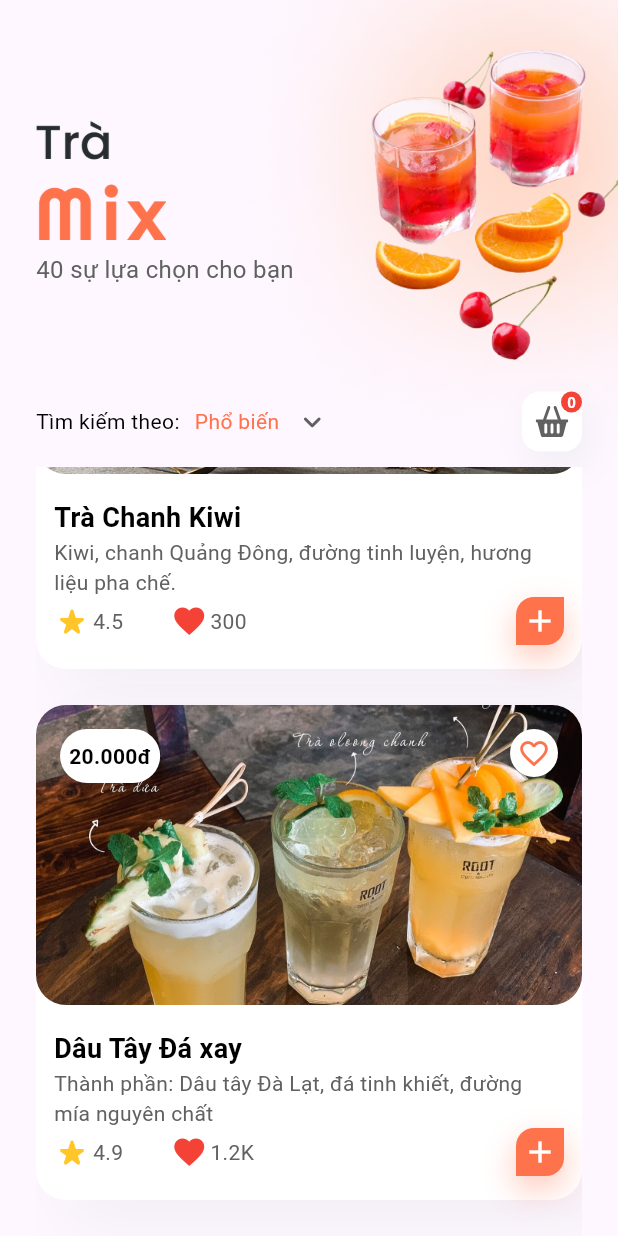
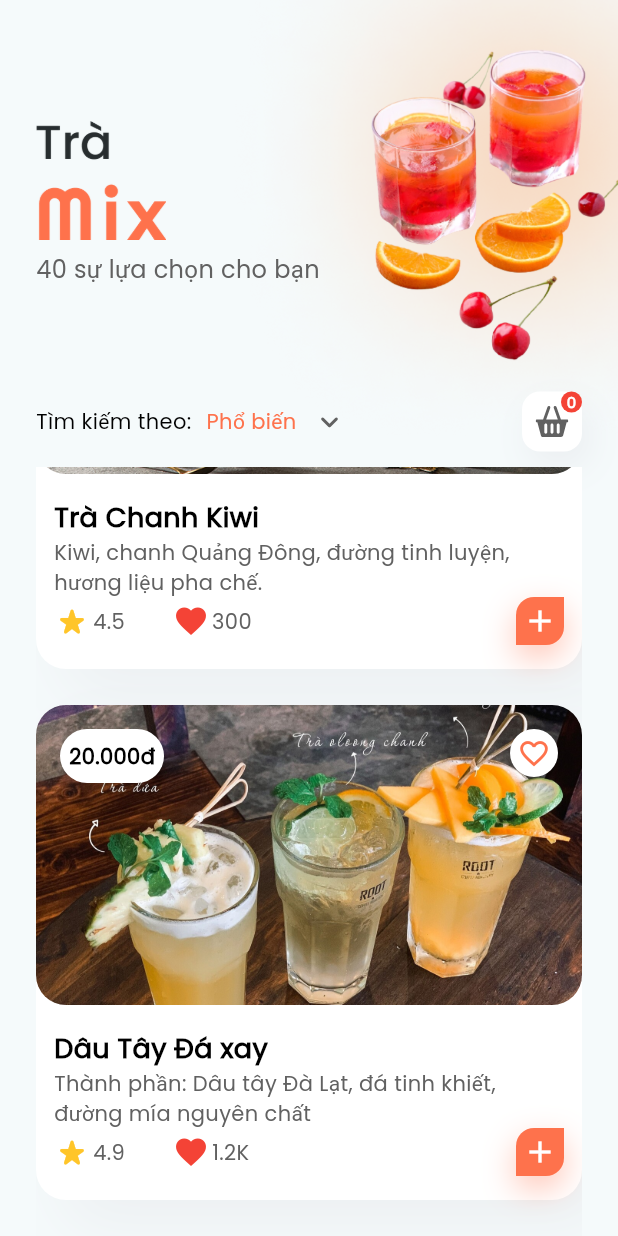
Before and after one commit to iaohtdev/evalutation_zens, a Flutter app: the screen it shows after launch, scrolled down 549 dp, on a phone screen of 412 x 824 dp. Run offline on Flutter 3.47's test engine with Material 3 defaults, Android fonts, the light colour scheme and no system bars; drawn by our look-alikes of dropdown_button2; our stand-ins replace flutter_svg.

Commit message:
update font

```diff
--- a/lib/main.dart
+++ b/lib/main.dart
@@ -12,10 +12,10 @@ class MyApp extends StatelessWidget {
   @override
   Widget build(BuildContext context) {
     return MaterialApp(
-      title: 'Flutter Demo',
       debugShowCheckedModeBanner: false,
       theme: ThemeData(
-        colorScheme: ColorScheme.fromSeed(seedColor: Colors.deepPurple),
+        fontFamily: 'Poppins',
+        colorScheme: ColorScheme.fromSeed(seedColor: Colors.white),
         useMaterial3: true,
       ),
       onGenerateRoute: AppPages.onGenerateRoute,
--- a/lib/repo/drink_repo.dart
+++ b/lib/repo/drink_repo.dart
@@ -6,31 +6,43 @@ import 'package:evalutation_zens/model/option_model.dart';
 import 'package:flutter/material.dart';
 
 class DrinkRepository {
+  static Future<List<T>> _fetchData<T>(BuildContext context,
+      String jsonAssetPath, T Function(dynamic) fromJson) async {
+    final jsonString =
+        await DefaultAssetBundle.of(context).loadString(jsonAssetPath);
+    final List<dynamic> parsedJson = json.decode(jsonString);
+    return parsedJson.map((json) => fromJson(json)).toList();
+  }
+
   static Future<List<DrinkModel>> fetchDrinks(BuildContext context) async {
-    String jsonString =
-        await DefaultAssetBundle.of(context).loadString(Assets.json.drinkJson);
-    final List<dynamic> parsedJson = json.decode(jsonString);
-    return parsedJson.map((json) => DrinkModel.fromJson(json)).toList();
+    return _fetchData<DrinkModel>(
+      context,
+      Assets.json.drinkJson,
+      (json) => DrinkModel.fromJson(json),
+    );
   }
 
   static Future<List<OptionModel>> fetchSize(BuildContext context) async {
-    String jsonString =
-        await DefaultAssetBundle.of(context).loadString(Assets.json.sizeJson);
-    final List<dynamic> parsedJson = json.decode(jsonString);
-    return parsedJson.map((json) => OptionModel.fromJson(json)).toList();
+    return _fetchData<OptionModel>(
+      context,
+      Assets.json.sizeJson,
+      (json) => OptionModel.fromJson(json),
+    );
   }
 
   static Future<List<OptionModel>> fetchOption(BuildContext context) async {
-    String jsonString =
-        await DefaultAssetBundle.of(context).loadString(Assets.json.optionJson);
-    final List<dynamic> parsedJson = json.decode(jsonString);
-    return parsedJson.map((json) => OptionModel.fromJson(json)).toList();
+    return _fetchData<OptionModel>(
+      context,
+      Assets.json.optionJson,
+      (json) => OptionModel.fromJson(json),
+    );
   }
 
   static Future<List<OptionModel>> fetchTopping(BuildContext context) async {
-    String jsonString = await DefaultAssetBundle.of(context)
-        .loadString(Assets.json.toppingJson);
-    final List<dynamic> parsedJson = json.decode(jsonString);
-    return parsedJson.map((json) => OptionModel.fromJson(json)).toList();
+    return _fetchData<OptionModel>(
+      context,
+      Assets.json.toppingJson,
+      (json) => OptionModel.fromJson(json),
+    );
   }
 }
--- a/lib/screen/home/home_screen.dart
+++ b/lib/screen/home/home_screen.dart
@@ -242,7 +242,9 @@ class _HomeScreenState extends State<HomeScreen> {
                   child: Column(
                     crossAxisAlignment: CrossAxisAlignment.start,
                     children: [
-                      ClipRRect(
+                      Hero(
+                        tag: item.id,
+                        child: ClipRRect(
                             borderRadius: BorderRadius.circular(20),
                             child: Stack(
                               children: [
@@ -262,7 +264,8 @@ class _HomeScreenState extends State<HomeScreen> {
                                         horizontal: 6, vertical: 8),
                                     decoration: BoxDecoration(
                                         color: Colors.white,
-                                      borderRadius: BorderRadius.circular(24)),
+                                        borderRadius:
+                                            BorderRadius.circular(24)),
                                     child: Text(
                                       AppConvert.formatMoney(item.salePrice),
                                       style: AppTextStyles.textStyle(
@@ -291,7 +294,8 @@ class _HomeScreenState extends State<HomeScreen> {
                                           child: Icon(
                                             isFavorite
                                                 ? Icons.favorite
-                                              : Icons.favorite_border_outlined,
+                                                : Icons
+                                                    .favorite_border_outlined,
                                             size: 22,
                                             color: AppColor.orange,
                                           ),
@@ -302,6 +306,7 @@ class _HomeScreenState extends State<HomeScreen> {
                                 )
                               ],
                             )),
+                      ),
                       Padding(
                         padding: const EdgeInsets.symmetric(
                             horizontal: 12, vertical: 16),
--- a/lib/utils/style/app_textstyle.dart
+++ b/lib/utils/style/app_textstyle.dart
@@ -9,11 +9,11 @@ class AppTextStyles {
     TextDecoration? decoration,
   }) {
     return TextStyle(
-      height: height,
-      fontSize: fontSize ?? 14,
-      decoration: decoration,
-      color: color ?? Colors.black,
-      fontWeight: fontWeight ?? FontWeight.w400,
-    );
+        height: height,
+        fontSize: fontSize ?? 14,
+        decoration: decoration,
+        color: color ?? Colors.black,
+        fontWeight: fontWeight ?? FontWeight.w400,
+        fontFamily: 'Poppins');
   }
 }
```
Also changed, not shown: lib/gen/fonts.gen.dart (added, +15 -0 lines), pubspec.yaml (+4 -4 lines), assets/fonts/Poppins-Regular.ttf (added). Lines whose indentation alone changed are shown as unchanged.
